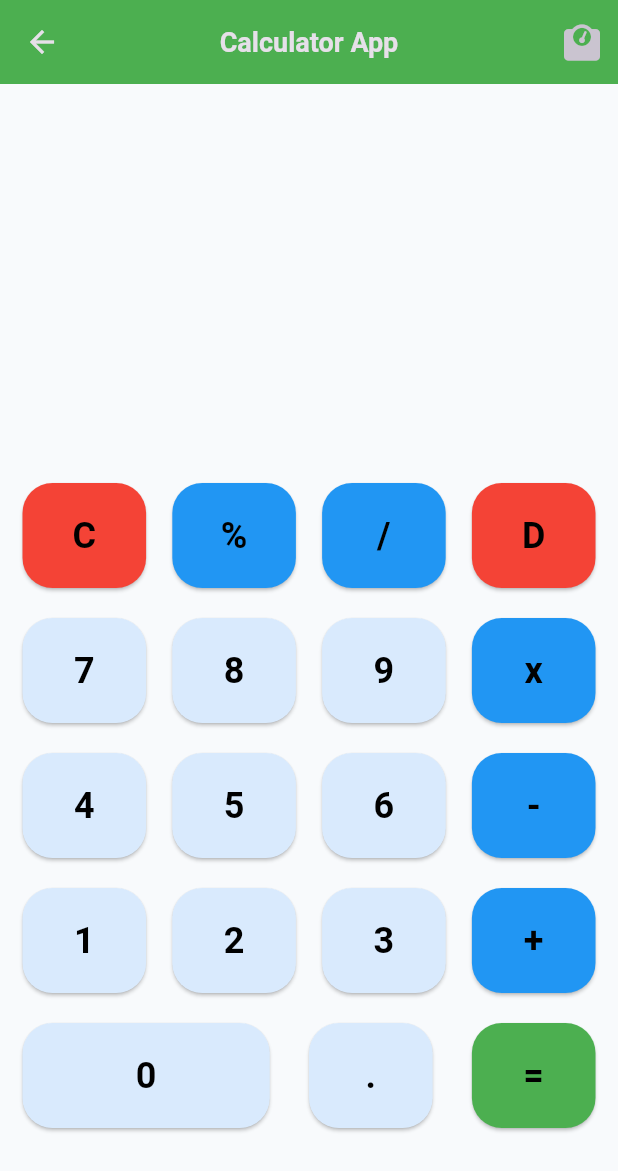
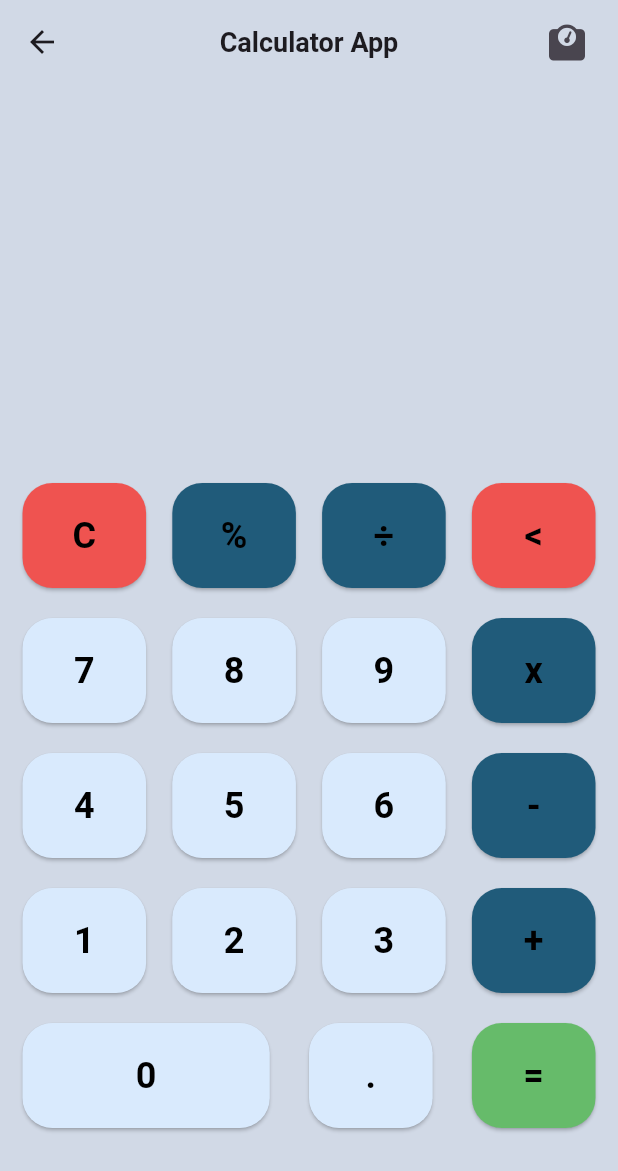
Before and after one commit to Muhammed-Jasir-M/Calculator-App, a Flutter app: the CalculatorScreen screen opened directly, on a phone screen of 412 x 824 dp. Shown: the top 1171 px of the screen. Run offline on Flutter 3.47's test engine with Material 3 defaults, Android fonts, the phone set to English and light mode, and no system bars; our stand-ins replace font_awesome_flutter, math_expressions.

Commit message:
Light & Dark theme support added

```diff
--- a/lib/constants/colors.dart
+++ b/lib/constants/colors.dart
@@ -1,22 +1,40 @@
 import 'package:flutter/material.dart';
 
+enum Gender { male, female }
+
 class CColors {
-  static const primary = Color(0xFFF8FAFC);
-  static const secondary = Colors.blue;
-  static const teritiary = Colors.red;
+  static const light = Color(0xFFD1D9E6);
+  static const dark = Color(0xFF090C22);
 
-  static const primaryBtn = Color(0xFFD9EAFD);
-  static const operatorBtn = Color(0xFF2196F3);
-  static const equalBtn = Color(0xFF4CAF50);
-  static const clearBtn = Color(0xFFF44336);
+  static const primary = Color(0xFF246AFE);
 
-  static const primaryText = Color(0xFF000000);
-  static const secondaryText = Color(0xFFFFFFFF);
+  static const lightFontColor = Color(0xFF000000);
+  static const darkFontColor = Color(0xFFFFFFFF);
 
-  static const cardBgColor = Color(0xFF1D1F33);
+  static const lightAppbar = Color(0xFFD1D9E6);
+  static const darkAppbar = Color(0xFF090C22);
+
+  static const lightNumberBtn = Color(0xFFD9EAFD);
+  static const lightOperatorBtn = Color(0xFF205B7A);
+  static const lightEqualBtn = Color(0xFF66BB6A);
+  static const lightClearBtn = Color(0xFFEF5350);
+
+  static const darkNumberBtn = Color(0xFF171A2C);
+  static const darkOperatorBtn = Color(0xFF205B7A);
+  static const darkEqualBtn = Color(0xFF43A047);
+  static const darkClearBtn = Color(0xFFE53935);
+
+  static const lightCardBgColor = Color(0xFFD9EAFD);
+  static const lightInActiveCardBgColor = Color(0xFFAFC0D3);
+
+  static const darkCardBgColor = Color(0xFF1D1F33);
+  static const darkInActiveCardBgColor = Color(0xFF111328);
+
   static const calculateButtonColor = Color(0xFFEA1556);
-  static const iconTextColor = Color(0xFF8D8F9E);
-  static const inActiveCardBgColor = Color(0xFF111328);
+
+  static const lightIconTextColor = Color(0xFF8D8F9E);
+  static const darkIconTextColor = Color(0xFF8D8F9E);
+
   static const activeSliderColor = Color(0xFFEB1555);
   static const inActiveSliderColor = Color(0xFF8D8E98);
   static const floatingButtonBgColor = Color(0xFF4C4F5E);
@@ -24,5 +42,3 @@ class CColors {
 
   static const greenText = Color(0xFF37DC85);
 }
-
-enum Gender { male, female }
--- /dev/null
+++ b/lib/constants/theme.dart
@@ -0,0 +1,20 @@
+import 'package:calculator_app/constants/colors.dart';
+import 'package:flutter/material.dart';
+
+class CAppTheme {
+  static ThemeData lightTheme = ThemeData(
+    useMaterial3: true,
+    brightness: Brightness.light,
+    primaryColor: CColors.primary,
+    scaffoldBackgroundColor: CColors.light,
+    appBarTheme: const AppBarTheme(color: CColors.lightAppbar),
+  );
+
+  static ThemeData darkTheme = ThemeData(
+    useMaterial3: true,
+    brightness: Brightness.dark,
+    primaryColor: CColors.primary,
+    scaffoldBackgroundColor: CColors.dark,
+    appBarTheme: const AppBarTheme(color: CColors.darkAppbar),
+  );
+}
--- /dev/null
+++ b/lib/constants/utils.dart
@@ -0,0 +1,7 @@
+import 'package:flutter/material.dart';
+
+class CUtils {
+  static bool isDarkMode(BuildContext context) {
+    return Theme.of(context).brightness == Brightness.dark;
+  }
+}
--- a/lib/main.dart
+++ b/lib/main.dart
@@ -1,5 +1,5 @@
-import 'package:calculator_app/screens/bmi_calculator/bmi_calculator_screen.dart';
-// import 'package:calculator_app/screens/calculator/calculator_screen.dart';
+import 'package:calculator_app/constants/theme.dart';
+import 'package:calculator_app/screens/calculator/calculator_screen.dart';
 import 'package:flutter/material.dart';
 
 void main() {
@@ -13,8 +13,10 @@ class MyApp extends StatelessWidget {
   Widget build(BuildContext context) {
     return MaterialApp(
       debugShowCheckedModeBanner: false,
-      theme: ThemeData.dark(),
-      home: const BmiCalculatorScreen(),
+      themeMode: ThemeMode.system,
+      theme: CAppTheme.lightTheme,
+      darkTheme: CAppTheme.darkTheme,
+      home: const CalculatorScreen(),
     );
   }
 }
--- a/lib/screens/bmi_calculator/bmi_calculator_screen.dart
+++ b/lib/screens/bmi_calculator/bmi_calculator_screen.dart
@@ -30,7 +30,9 @@ class _BmiCalculatorScreenState extends State<BmiCalculatorScreen> {
       appBar: CAppBar(
         title: 'BMI Calculator',
         actions: [
-          IconButton(
+          Padding(
+            padding: const EdgeInsets.all(8.0),
+            child: IconButton(
               onPressed: () {
                 Navigator.push(
                   context,
@@ -40,6 +42,7 @@ class _BmiCalculatorScreenState extends State<BmiCalculatorScreen> {
                 );
               },
               icon: const Icon(FontAwesomeIcons.calculator),
+            ),
           ),
         ],
       ),
--- a/lib/screens/bmi_calculator/bmi_result_screen.dart
+++ b/lib/screens/bmi_calculator/bmi_result_screen.dart
@@ -1,4 +1,5 @@
 import 'package:calculator_app/constants/colors.dart';
+import 'package:calculator_app/constants/utils.dart';
 import 'package:calculator_app/screens/calculator/calculator_screen.dart';
 import 'package:calculator_app/widgets/bmi_calculator/reusable_card.dart';
 import 'package:calculator_app/widgets/bmi_calculator/container_button.dart';
@@ -19,12 +20,16 @@ class BmiResultScreen extends StatelessWidget {
 
   @override
   Widget build(BuildContext context) {
+    final isDark = CUtils.isDarkMode(context);
+
     return Scaffold(
       // Appbar
       appBar: CAppBar(
         title: 'BMI Calculator',
         actions: [
-          IconButton(
+          Padding(
+            padding: const EdgeInsets.only(right: 10.0),
+            child: IconButton(
               onPressed: () {
                 Navigator.push(
                   context,
@@ -34,6 +39,7 @@ class BmiResultScreen extends StatelessWidget {
                 );
               },
               icon: const Icon(FontAwesomeIcons.calculator),
+            ),
           ),
         ],
       ),
@@ -58,7 +64,8 @@ class BmiResultScreen extends StatelessWidget {
           Expanded(
             flex: 5,
             child: CReusableCard(
-              bgColor: CColors.cardBgColor,
+              bgColor:
+                  isDark ? CColors.darkCardBgColor : CColors.lightCardBgColor,
               child: Column(
                 mainAxisAlignment: MainAxisAlignment.spaceEvenly,
                 crossAxisAlignment: CrossAxisAlignment.center,
@@ -86,7 +93,7 @@ class BmiResultScreen extends StatelessWidget {
                   Text(
                     interpretation,
                     style: const TextStyle(
-                      fontSize: 20.0,
+                      fontSize: 18.0,
                     ),
                     textAlign: TextAlign.center,
                   ),
@@ -95,7 +102,7 @@ class BmiResultScreen extends StatelessWidget {
                   Text(
                     advice,
                     style: const TextStyle(
-                      fontSize: 20.0,
+                      fontSize: 18.0,
                     ),
                     textAlign: TextAlign.center,
                   ),
--- a/lib/screens/calculator/calculator_screen.dart
+++ b/lib/screens/calculator/calculator_screen.dart
@@ -1,4 +1,3 @@
-import 'package:calculator_app/constants/colors.dart';
 import 'package:calculator_app/screens/bmi_calculator/bmi_calculator_screen.dart';
 import 'package:calculator_app/widgets/calculator/button_grid.dart';
 import 'package:calculator_app/widgets/calculator/input_result_field.dart';
@@ -29,7 +28,7 @@ class _CalculatorScreenState extends State<CalculatorScreen> {
           break;
 
         // Remove one last element from Input
-        case 'D':
+        case '<':
           if (input.isNotEmpty) {
             input = input.substring(0, input.length - 1);
           }
@@ -45,6 +44,10 @@ class _CalculatorScreenState extends State<CalculatorScreen> {
             Expression exp = p.parse(expression);
             ContextModel cm = ContextModel();
             result = '${exp.evaluate(EvaluationType.REAL, cm)}';
+            if (result.endsWith(".0")) {
+              result = result.replaceAll('.0', '');
+              return;
+            }
           } catch (e) {
             result = 'Error';
           }
@@ -60,12 +63,13 @@ class _CalculatorScreenState extends State<CalculatorScreen> {
   @override
   Widget build(BuildContext context) {
     return Scaffold(
-      backgroundColor: CColors.primary,
       // Appbar
       appBar: CAppBar(
         title: 'Calculator App',
         actions: [
-          IconButton(
+          Padding(
+            padding: const EdgeInsets.only(right: 10.0),
+            child: IconButton(
               onPressed: () {
                 Navigator.push(
                   context,
@@ -75,6 +79,7 @@ class _CalculatorScreenState extends State<CalculatorScreen> {
                 );
               },
               icon: const Icon(FontAwesomeIcons.weightScale),
+            ),
           ),
         ],
       ),
--- a/lib/widgets/bmi_calculator/gender_card.dart
+++ b/lib/widgets/bmi_calculator/gender_card.dart
@@ -1,4 +1,5 @@
 import 'package:calculator_app/constants/colors.dart';
+import 'package:calculator_app/constants/utils.dart';
 import 'package:calculator_app/widgets/bmi_calculator/icon_details.dart';
 import 'package:calculator_app/widgets/bmi_calculator/reusable_card.dart';
 import 'package:flutter/material.dart';
@@ -19,10 +20,18 @@ class CGenderCard extends StatelessWidget {
 
   @override
   Widget build(BuildContext context) {
+    final isDark = CUtils.isDarkMode(context);
+
     return Expanded(
       child: CReusableCard(
         onTap: onTap,
-        bgColor: isSelected ? CColors.cardBgColor : CColors.inActiveCardBgColor,
+        bgColor: isDark
+            ? (isSelected
+                ? CColors.darkCardBgColor
+                : CColors.darkInActiveCardBgColor)
+            : (isSelected
+                ? CColors.lightCardBgColor
+                : CColors.lightInActiveCardBgColor),
         child: CIconDetails(icon: icon, text: text),
       ),
     );
--- a/lib/widgets/bmi_calculator/icon_details.dart
+++ b/lib/widgets/bmi_calculator/icon_details.dart
@@ -1,4 +1,5 @@
 import 'package:calculator_app/constants/colors.dart';
+import 'package:calculator_app/constants/utils.dart';
 import 'package:flutter/material.dart';
 
 class CIconDetails extends StatelessWidget {
@@ -13,6 +14,8 @@ class CIconDetails extends StatelessWidget {
 
   @override
   Widget build(BuildContext context) {
+    final isDark = CUtils.isDarkMode(context);
+
     return Column(
       mainAxisAlignment: MainAxisAlignment.center,
       children: [
@@ -20,7 +23,11 @@ class CIconDetails extends StatelessWidget {
         const SizedBox(height: 15.0),
         Text(
           text,
-          style: const TextStyle(fontSize: 18.0, color: CColors.iconTextColor),
+          style: TextStyle(
+            fontSize: 18.0,
+            color:
+                isDark ? CColors.darkIconTextColor : CColors.lightIconTextColor,
+          ),
         ),
       ],
     );
--- a/lib/widgets/bmi_calculator/text_value_button_slider_card.dart
+++ b/lib/widgets/bmi_calculator/text_value_button_slider_card.dart
@@ -1,4 +1,5 @@
 import 'package:calculator_app/constants/colors.dart';
+import 'package:calculator_app/constants/utils.dart';
 import 'package:calculator_app/widgets/bmi_calculator/reusable_card.dart';
 import 'package:calculator_app/widgets/bmi_calculator/round_icon_button.dart';
 import 'package:flutter/material.dart';
@@ -22,17 +23,21 @@ class CTextValueSliderAndButtonCard extends StatelessWidget {
 
   @override
   Widget build(BuildContext context) {
+    final isDark = CUtils.isDarkMode(context);
+
     return Expanded(
       child: CReusableCard(
-        bgColor: CColors.cardBgColor,
+        bgColor: isDark ? CColors.darkCardBgColor : CColors.lightCardBgColor,
         child: Column(
           mainAxisAlignment: MainAxisAlignment.center,
           children: [
             Text(
               text,
-              style: const TextStyle(
+              style: TextStyle(
                 fontSize: 18.0,
-                color: CColors.iconTextColor,
+                color: isDark
+                    ? CColors.darkIconTextColor
+                    : CColors.lightIconTextColor,
               ),
               textAlign: TextAlign.center,
             ),
--- a/lib/widgets/calculator/button_grid.dart
+++ b/lib/widgets/calculator/button_grid.dart
@@ -1,14 +1,20 @@
 import 'package:calculator_app/constants/colors.dart';
+import 'package:calculator_app/constants/utils.dart';
 import 'package:calculator_app/widgets/calculator/button.dart';
 import 'package:flutter/material.dart';
 
 class CButtonGrid extends StatelessWidget {
-  const CButtonGrid({super.key, required this.buttonPressed});
+  const CButtonGrid({
+    super.key,
+    required this.buttonPressed,
+  });
 
   final void Function(String) buttonPressed;
 
   @override
   Widget build(BuildContext context) {
+    final isDark = CUtils.isDarkMode(context);
+
     return Padding(
       padding: const EdgeInsets.symmetric(horizontal: 15),
       child: Column(
@@ -18,27 +24,27 @@ class CButtonGrid extends StatelessWidget {
             children: [
               CButton(
                 buttonText: 'C',
-                buttonColor: CColors.clearBtn,
-                textColor: CColors.primaryText,
+                buttonColor: isDark ? CColors.darkClearBtn : CColors.lightClearBtn,
+                textColor: isDark ? CColors.darkFontColor : CColors.lightFontColor,
                 onPressed: () => buttonPressed('C'),
               ),
               CButton(
                 buttonText: '%',
-                buttonColor: CColors.operatorBtn,
-                textColor: CColors.primaryText,
+                buttonColor: isDark ? CColors.darkOperatorBtn : CColors.lightOperatorBtn,
+                textColor: isDark ? CColors.darkFontColor : CColors.lightFontColor,
                 onPressed: () => buttonPressed('%'),
               ),
               CButton(
-                buttonText: '/',
-                buttonColor: CColors.operatorBtn,
-                textColor: CColors.primaryText,
+                buttonText: '÷',
+                buttonColor: isDark ? CColors.darkOperatorBtn : CColors.lightOperatorBtn,
+                textColor: isDark ? CColors.darkFontColor : CColors.lightFontColor,
                 onPressed: () => buttonPressed('÷'),
               ),
               CButton(
-                buttonText: 'D',
-                buttonColor: CColors.clearBtn,
-                textColor: CColors.primaryText,
-                onPressed: () => buttonPressed('D'),
+                buttonText: '<',
+                buttonColor: isDark ? CColors.darkClearBtn : CColors.lightClearBtn,
+                textColor: isDark ? CColors.darkFontColor : CColors.lightFontColor,
+                onPressed: () => buttonPressed('<'),
               ),
             ],
           ),
@@ -47,26 +53,26 @@ class CButtonGrid extends StatelessWidget {
             children: [
               CButton(
                 buttonText: '7',
-                buttonColor: CColors.primaryBtn,
-                textColor: CColors.primaryText,
+                buttonColor: isDark ? CColors.darkNumberBtn : CColors.lightNumberBtn,
+                textColor: isDark ? CColors.darkFontColor : CColors.lightFontColor,
                 onPressed: () => buttonPressed('7'),
               ),
               CButton(
                 buttonText: '8',
-                buttonColor: CColors.primaryBtn,
-                textColor: CColors.primaryText,
+                buttonColor: isDark ? CColors.darkNumberBtn : CColors.lightNumberBtn,
+                textColor: isDark ? CColors.darkFontColor : CColors.lightFontColor,
                 onPressed: () => buttonPressed('8'),
               ),
               CButton(
                 buttonText: '9',
-                buttonColor: CColors.primaryBtn,
-                textColor: CColors.primaryText,
+                buttonColor: isDark ? CColors.darkNumberBtn : CColors.lightNumberBtn,
+                textColor: isDark ? CColors.darkFontColor : CColors.lightFontColor,
                 onPressed: () => buttonPressed('9'),
               ),
               CButton(
                 buttonText: 'x',
-                buttonColor: CColors.operatorBtn,
-                textColor: CColors.primaryText,
+                buttonColor: isDark ? CColors.darkOperatorBtn : CColors.lightOperatorBtn,
+                textColor: isDark ? CColors.darkFontColor : CColors.lightFontColor,
                 onPressed: () => buttonPressed('x'),
               ),
             ],
@@ -76,26 +82,26 @@ class CButtonGrid extends StatelessWidget {
             children: [
               CButton(
                 buttonText: '4',
-                buttonColor: CColors.primaryBtn,
-                textColor: CColors.primaryText,
+                buttonColor: isDark ? CColors.darkNumberBtn : CColors.lightNumberBtn,
+                textColor: isDark ? CColors.darkFontColor : CColors.lightFontColor,
                 onPressed: () => buttonPressed('4'),
               ),
               CButton(
                 buttonText: '5',
-                buttonColor: CColors.primaryBtn,
-                textColor: CColors.primaryText,
+                buttonColor: isDark ? CColors.darkNumberBtn : CColors.lightNumberBtn,
+                textColor: isDark ? CColors.darkFontColor : CColors.lightFontColor,
                 onPressed: () => buttonPressed('5'),
               ),
               CButton(
                 buttonText: '6',
-                buttonColor: CColors.primaryBtn,
-                textColor: CColors.primaryText,
+                buttonColor: isDark ? CColors.darkNumberBtn : CColors.lightNumberBtn,
+                textColor: isDark ? CColors.darkFontColor : CColors.lightFontColor,
                 onPressed: () => buttonPressed('6'),
               ),
               CButton(
                 buttonText: '-',
-                buttonColor: CColors.operatorBtn,
-                textColor: CColors.primaryText,
+                buttonColor: isDark ? CColors.darkOperatorBtn : CColors.lightOperatorBtn,
+                textColor: isDark ? CColors.darkFontColor : CColors.lightFontColor,
                 onPressed: () => buttonPressed('-'),
               ),
             ],
@@ -105,26 +111,26 @@ class CButtonGrid extends StatelessWidget {
             children: [
               CButton(
                 buttonText: '1',
-                buttonColor: CColors.primaryBtn,
-                textColor: CColors.primaryText,
+                buttonColor: isDark ? CColors.darkNumberBtn : CColors.lightNumberBtn,
+                textColor: isDark ? CColors.darkFontColor : CColors.lightFontColor,
                 onPressed: () => buttonPressed('1'),
               ),
               CButton(
                 buttonText: '2',
-                buttonColor: CColors.primaryBtn,
-                textColor: CColors.primaryText,
+                buttonColor: isDark ? CColors.darkNumberBtn : CColors.lightNumberBtn,
+                textColor: isDark ? CColors.darkFontColor : CColors.lightFontColor,
                 onPressed: () => buttonPressed('2'),
               ),
               CButton(
                 buttonText: '3',
-                buttonColor: CColors.primaryBtn,
-                textColor: CColors.primaryText,
+                buttonColor: isDark ? CColors.darkNumberBtn : CColors.lightNumberBtn,
+                textColor: isDark ? CColors.darkFontColor : CColors.lightFontColor,
                 onPressed: () => buttonPressed('3'),
               ),
               CButton(
                 buttonText: '+',
-                buttonColor: CColors.operatorBtn,
-                textColor: CColors.primaryText,
+                buttonColor: isDark ? CColors.darkOperatorBtn : CColors.lightOperatorBtn,
+                textColor: isDark ? CColors.darkFontColor : CColors.lightFontColor,
                 onPressed: () => buttonPressed('+'),
               ),
             ],
@@ -134,21 +140,21 @@ class CButtonGrid extends StatelessWidget {
             children: [
               CButton(
                 buttonText: '0',
-                buttonColor: CColors.primaryBtn,
-                textColor: CColors.primaryText,
+                buttonColor: isDark ? CColors.darkNumberBtn : CColors.lightNumberBtn,
+                textColor: isDark ? CColors.darkFontColor : CColors.lightFontColor,
                 isLarge: true,
                 onPressed: () => buttonPressed('0'),
               ),
               CButton(
                 buttonText: '.',
-                buttonColor: CColors.primaryBtn,
-                textColor: CColors.primaryText,
+                buttonColor: isDark ? CColors.darkNumberBtn : CColors.lightNumberBtn,
+                textColor: isDark ? CColors.darkFontColor : CColors.lightFontColor,
                 onPressed: () => buttonPressed('.'),
               ),
               CButton(
                 buttonText: '=',
-                buttonColor: CColors.equalBtn,
-                textColor: CColors.primaryText,
+                buttonColor: isDark ? CColors.darkEqualBtn : CColors.lightEqualBtn,
+                textColor: isDark ? CColors.darkFontColor : CColors.lightFontColor,
                 onPressed: () => buttonPressed('='),
               ),
             ],
--- a/lib/widgets/calculator/input_result_field.dart
+++ b/lib/widgets/calculator/input_result_field.dart
@@ -1,4 +1,5 @@
 import 'package:calculator_app/constants/colors.dart';
+import 'package:calculator_app/constants/utils.dart';
 import 'package:flutter/material.dart';
 
 class CInputResultField extends StatelessWidget {
@@ -12,6 +13,8 @@ class CInputResultField extends StatelessWidget {
 
   @override
   Widget build(BuildContext context) {
+    final isDark = CUtils.isDarkMode(context);
+
     return Column(
       // mainAxisAlignment: MainAxisAlignment.center,
       children: [
@@ -28,8 +31,8 @@ class CInputResultField extends StatelessWidget {
               width: double.infinity,
               child: Text(
                 input,
-                style: const TextStyle(
-                  color: CColors.primaryText,
+                style: TextStyle(
+                  color: isDark ? CColors.darkFontColor : CColors.lightFontColor,
                   fontSize: 30,
                 ),
               ),
@@ -50,8 +53,8 @@ class CInputResultField extends StatelessWidget {
               child: SingleChildScrollView(
                 child: Text(
                   result,
-                  style: const TextStyle(
-                    color: CColors.primaryText,
+                  style: TextStyle(
+                  color: isDark ? CColors.darkFontColor : CColors.lightFontColor,
                     fontSize: 35,
                   ),
                 ),
--- a/lib/widgets/common/app_bar.dart
+++ b/lib/widgets/common/app_bar.dart
@@ -31,7 +31,6 @@ class CAppBar extends StatelessWidget implements PreferredSizeWidget {
               icon: const Icon(Icons.arrow_left))
           : null,
       actions: actions,
-      backgroundColor: Colors.green,
     );
   }
 
```
Lines whose indentation alone changed are shown as unchanged.
